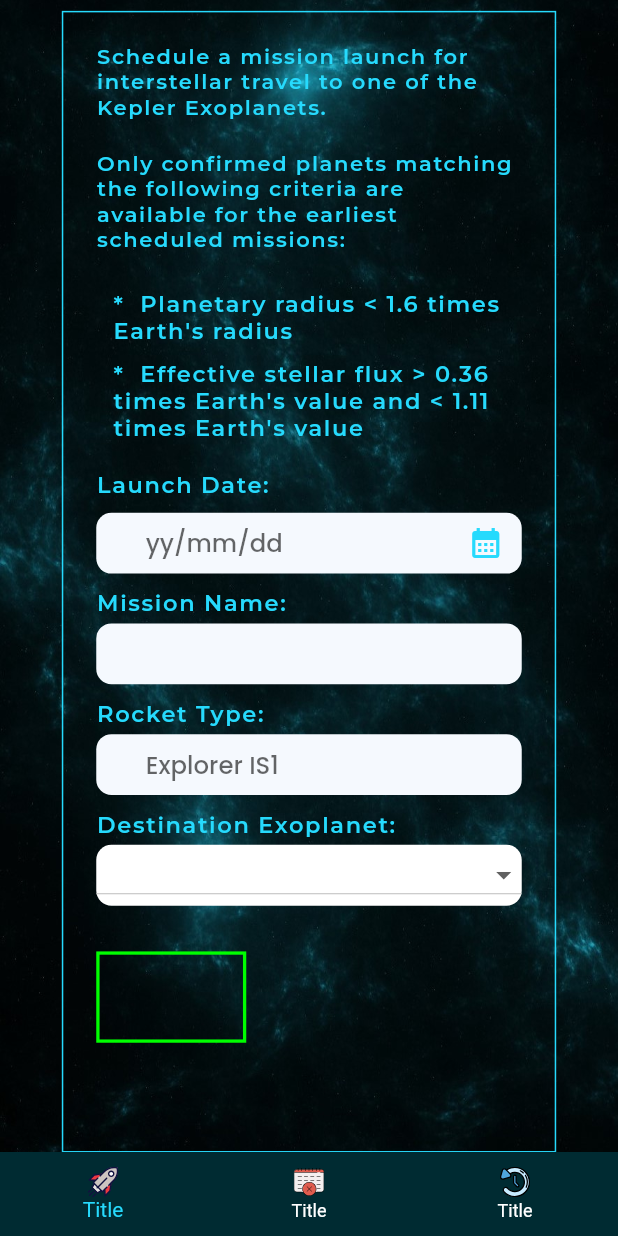
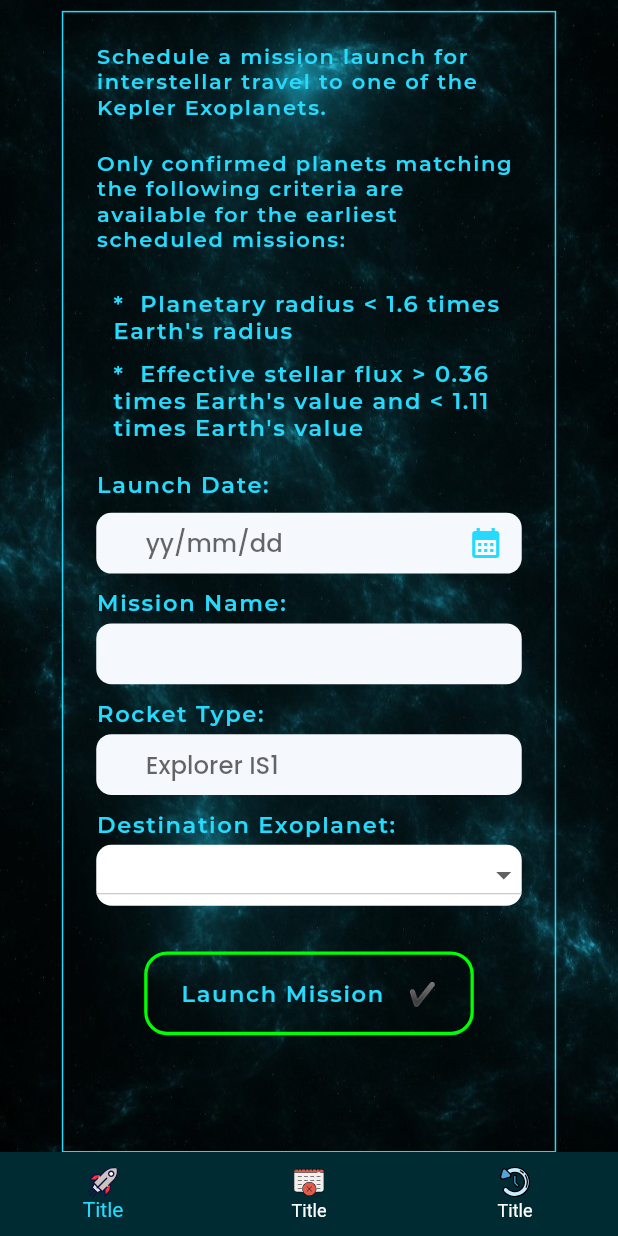
Before and after one commit to DARK-PROGRAMMER-I/NASA_MOBILE_VERSION, a Flutter app: the screen it shows after launch, scrolled down 147 dp, on a phone screen of 412 x 824 dp. Run offline on Flutter 3.47's test engine with Material 2 defaults, Android fonts, the phone set to English and light mode, and no system bars; our stand-ins replace flutter_screenutil, flutter_svg, google_fonts.

Commit message:
Drop Down

```diff
--- a/lib/widgets/home_widgets/home_form_widget.dart
+++ b/lib/widgets/home_widgets/home_form_widget.dart
@@ -80,7 +80,13 @@ class _HomeFormWidgetState extends State<HomeFormWidget> {
           SemiBoldText(name: "Destination Exoplanet: "),
           DropDownField(),
           SizedBox(height: 30.h,),
-          LaunchButton()
+          Align(
+              alignment: Alignment.center,
+              child: InkWell(
+                  onTap: (){},
+                  child: LaunchButton(),
+              ),
+          )
         ],
       ),
     );
--- a/lib/widgets/home_widgets/launch_button.dart
+++ b/lib/widgets/home_widgets/launch_button.dart
@@ -1,6 +1,7 @@
 import 'package:flutter/material.dart';
 import 'package:flutter_screenutil/flutter_screenutil.dart';
 import 'package:nasa_mission_control/utils/colors.dart';
+import 'package:nasa_mission_control/widgets/global_widgets/semibold_text.dart';
 
 class LaunchButton extends StatelessWidget {
   const LaunchButton({Key? key}) : super(key: key);
@@ -9,16 +10,22 @@ class LaunchButton extends StatelessWidget {
   Widget build(BuildContext context) {
     return Container(
       alignment: Alignment.center,
-      height: 60.h,
-      width: 100,
+      height: 55.h,
+      width: 200.w,
       decoration: BoxDecoration(
         border: Border.fromBorderSide(
             BorderSide(
               color: AppColors.kButtonColor,
               width: 2.w
-
             ),
-        )
+        ),
+        borderRadius: BorderRadius.circular(15.r)
+      ),
+      child: Row(
+        mainAxisAlignment: MainAxisAlignment.center,
+        children: [
+          SemiBoldText(name: "Launch Mission   ✔")
+        ],
       ),
     );
   }
```
